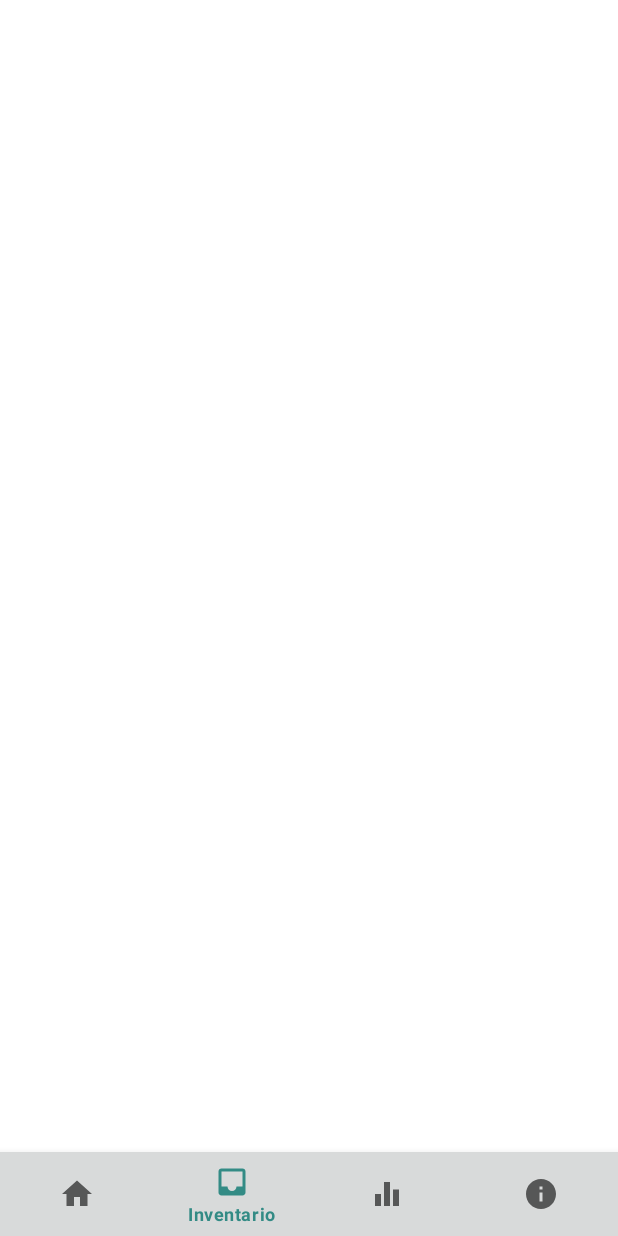
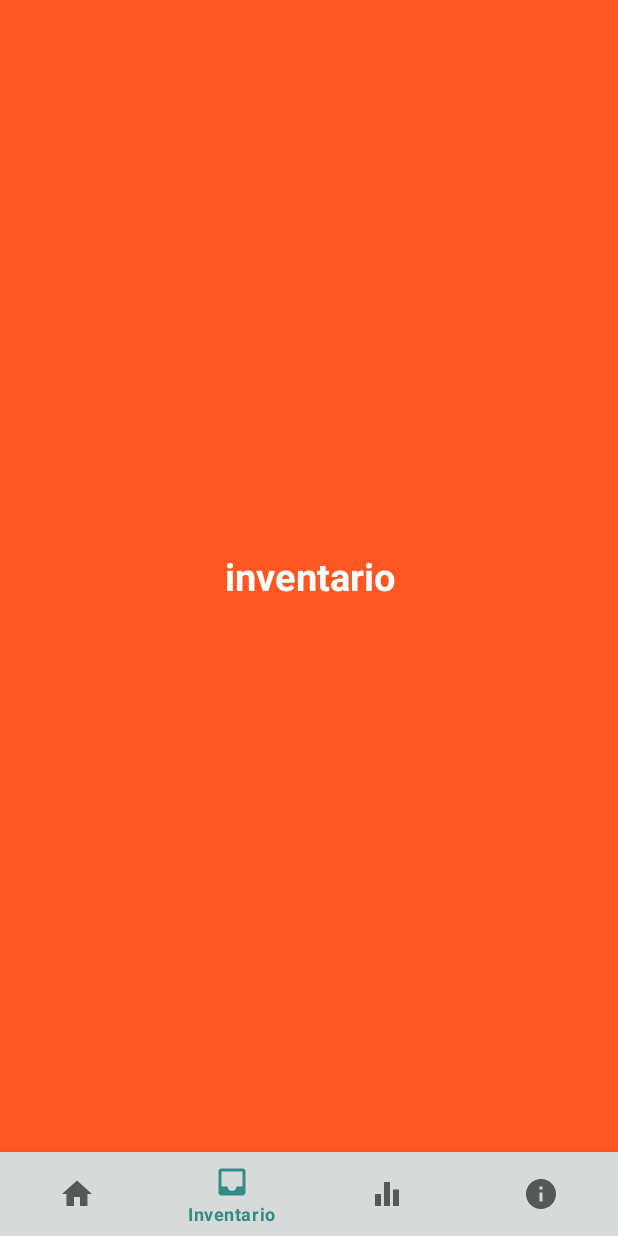
Before and after one commit to Giuhel/VentApps, an Android app: the screen it shows after launch (MainActivity), item 2 of the bottom bar chosen, on a phone screen of 412 x 824 dp. Run offline under Robolectric (Android 15) with nearby library versions, the phone set to English and light mode, and no system bars.

Commit message:
menu inferior v2

```diff
--- a/app/src/main/java/com/venta/ventapps/MainActivity.java
+++ b/app/src/main/java/com/venta/ventapps/MainActivity.java
@@ -1,14 +1,80 @@
 package com.venta.ventapps;
 
+import androidx.annotation.NonNull;
 import androidx.appcompat.app.AppCompatActivity;
+import androidx.fragment.app.Fragment;
+import androidx.fragment.app.FragmentManager;
 
 import android.os.Bundle;
+import android.view.MenuItem;
+
+import com.google.android.material.bottomnavigation.BottomNavigationView;
+import com.venta.ventapps.fragmentos.Inventario;
+import com.venta.ventapps.fragmentos.acerca_de;
+import com.venta.ventapps.fragmentos.dashboard;
+import com.venta.ventapps.fragmentos.estadisticas;
 
 public class MainActivity extends AppCompatActivity {
+
+    BottomNavigationView btnmenu;
+    Fragment fragment;
+    private FragmentManager manager;
+
 
     @Override
     protected void onCreate(Bundle savedInstanceState) {
         super.onCreate(savedInstanceState);
         setContentView(R.layout.activity_main);
+
+        inicializarObjetos();
+        initvalues();
+        AccionBtnMenu();
+    }
+
+    private void inicializarObjetos(){
+        btnmenu=findViewById(R.id.menunavegador);
+    }
+
+    private void initvalues(){
+        manager=getSupportFragmentManager();
+        inicializarDrashbord();
+    }
+
+    private void inicializarDrashbord(){
+        fragment = dashboard.newInstance();
+        abrirFragment(fragment);
+    }
+
+    private void AccionBtnMenu(){
+        btnmenu.setOnNavigationItemSelectedListener(new BottomNavigationView.OnNavigationItemSelectedListener() {
+            @Override
+            public boolean onNavigationItemSelected(@NonNull MenuItem item) {
+                int idmenu=item.getItemId();
+                switch (idmenu){
+                    case R.id.menu_home:
+                        fragment = dashboard.newInstance();
+                        abrirFragment(fragment);
+                        return true;
+                    case R.id.menu_inventario:
+                        fragment = Inventario.newInstance();
+                        abrirFragment(fragment);
+                        return true;
+                    case R.id.menu_estadisticas:
+                        fragment = estadisticas.newInstance();
+                        abrirFragment(fragment);
+                        return true;
+                    case R.id.menu_acercade:
+                        fragment = acerca_de.newInstance();
+                        abrirFragment(fragment);
+                        return true;
+                }
+                return false;
+            }
+        });
+    }
+
+    private void abrirFragment(Fragment fragment){
+        manager.beginTransaction()
+                .replace(R.id.freamecontenedor,fragment).commit();
     }
 }
--- /dev/null
+++ b/app/src/main/java/com/venta/ventapps/fragmentos/Inventario.java
@@ -0,0 +1,66 @@
+package com.venta.ventapps.fragmentos;
+
+import android.os.Bundle;
+
+import androidx.fragment.app.Fragment;
+
+import android.view.LayoutInflater;
+import android.view.View;
+import android.view.ViewGroup;
+
+import com.venta.ventapps.R;
+
+/**
+ * A simple {@link Fragment} subclass.
+ * Use the {@link Inventario#newInstance} factory method to
+ * create an instance of this fragment.
+ */
+public class Inventario extends Fragment {
+
+    // TODO: Rename parameter arguments, choose names that match
+    // the fragment initialization parameters, e.g. ARG_ITEM_NUMBER
+    private static final String ARG_PARAM1 = "param1";
+    private static final String ARG_PARAM2 = "param2";
+
+    // TODO: Rename and change types of parameters
+    private String mParam1;
+    private String mParam2;
+
+    public Inventario() {
+        // Required empty public constructor
+    }
+
+    /**
+     * Use this factory method to create a new instance of
+     * this fragment using the provided parameters.
+     *
+     * @param param1 Parameter 1.
+     * @param param2 Parameter 2.
+     * @return A new instance of fragment Inventario.
+     */
+    // TODO: Rename and change types and number of parameters
+    public static Inventario newInstance() {
+
+        Bundle args = new Bundle();
+
+        Inventario fragment = new Inventario();
+        fragment.setArguments(args);
+        return fragment;
+    }
+
+    @Override
+    public void onCreate(Bundle savedInstanceState) {
+        super.onCreate(savedInstanceState);
+        if (getArguments() != null) {
+            mParam1 = getArguments().getString(ARG_PARAM1);
+            mParam2 = getArguments().getString(ARG_PARAM2);
+        }
+    }
+
+    @Override
+    public View onCreateView(LayoutInflater inflater, ViewGroup container,
+                             Bundle savedInstanceState) {
+        // Inflate the layout for this fragment
+        return inflater.inflate(R.layout.fragment_inventario, container, false);
+    }
+}
--- /dev/null
+++ b/app/src/main/java/com/venta/ventapps/fragmentos/dashboard.java
@@ -0,0 +1,66 @@
+package com.venta.ventapps.fragmentos;
+
+import android.os.Bundle;
+
+import androidx.fragment.app.Fragment;
+
+import android.view.LayoutInflater;
+import android.view.View;
+import android.view.ViewGroup;
+
+import com.venta.ventapps.R;
+
+/**
+ * A simple {@link Fragment} subclass.
+ * Use the {@link dashboard#newInstance} factory method to
+ * create an instance of this fragment.
+ */
+public class dashboard extends Fragment {
+
+    // TODO: Rename parameter arguments, choose names that match
+    // the fragment initialization parameters, e.g. ARG_ITEM_NUMBER
+    private static final String ARG_PARAM1 = "param1";
+    private static final String ARG_PARAM2 = "param2";
+
+    // TODO: Rename and change types of parameters
+    private String mParam1;
+    private String mParam2;
+
+    public dashboard() {
+        // Required empty public constructor
+    }
+
+    /**
+     * Use this factory method to create a new instance of
+     * this fragment using the provided parameters.
+     *
+     * @param param1 Parameter 1.
+     * @param param2 Parameter 2.
+     * @return A new instance of fragment dashboard.
+     */
+    // TODO: Rename and change types and number of parameters
+    public static dashboard newInstance() {
+
+        Bundle args = new Bundle();
+
+        dashboard fragment = new dashboard();
+        fragment.setArguments(args);
+        return fragment;
+    }
+
+    @Override
+    public void onCreate(Bundle savedInstanceState) {
+        super.onCreate(savedInstanceState);
+        if (getArguments() != null) {
+            mParam1 = getArguments().getString(ARG_PARAM1);
+            mParam2 = getArguments().getString(ARG_PARAM2);
+        }
+    }
+
+    @Override
+    public View onCreateView(LayoutInflater inflater, ViewGroup container,
+                             Bundle savedInstanceState) {
+        // Inflate the layout for this fragment
+        return inflater.inflate(R.layout.fragment_dashboard, container, false);
+    }
+}
--- /dev/null
+++ b/app/src/main/res/layout/fragment_inventario.xml
@@ -0,0 +1,19 @@
+<?xml version="1.0" encoding="utf-8"?>
+<FrameLayout xmlns:android="http://schemas.android.com/apk/res/android"
+    xmlns:tools="http://schemas.android.com/tools"
+    android:layout_width="match_parent"
+    android:layout_height="match_parent"
+    tools:context=".fragmentos.Inventario">
+
+    <!-- TODO: Update blank fragment layout -->
+    <TextView
+        android:layout_width="match_parent"
+        android:layout_height="match_parent"
+        android:text="inventario"
+        android:textColor="@color/white"
+        android:textSize="25sp"
+        android:textStyle="bold"
+        android:background="#FF5722"
+        android:gravity="center"/>
+
+</FrameLayout>
--- a/app/src/main/res/values/strings.xml
+++ b/app/src/main/res/values/strings.xml
@@ -1,3 +1,5 @@
 <resources>
     <string name="app_name">VentApps</string>
+    <!-- TODO: Remove or change this placeholder text -->
+    <string name="hello_blank_fragment">Hello blank fragment</string>
 </resources>
```
Also changed, not shown: app/src/main/java/com/venta/ventapps/fragmentos/acerca_de.java (added, +64 -0 lines), app/src/main/java/com/venta/ventapps/fragmentos/estadisticas.java (added, +66 -0 lines), app/src/main/res/layout/fragment_acerca_de.xml (added, +19 -0 lines), app/src/main/res/layout/fragment_dashboard.xml (added, +19 -0 lines), app/src/main/res/layout/fragment_estadisticas.xml (added, +19 -0 lines).
